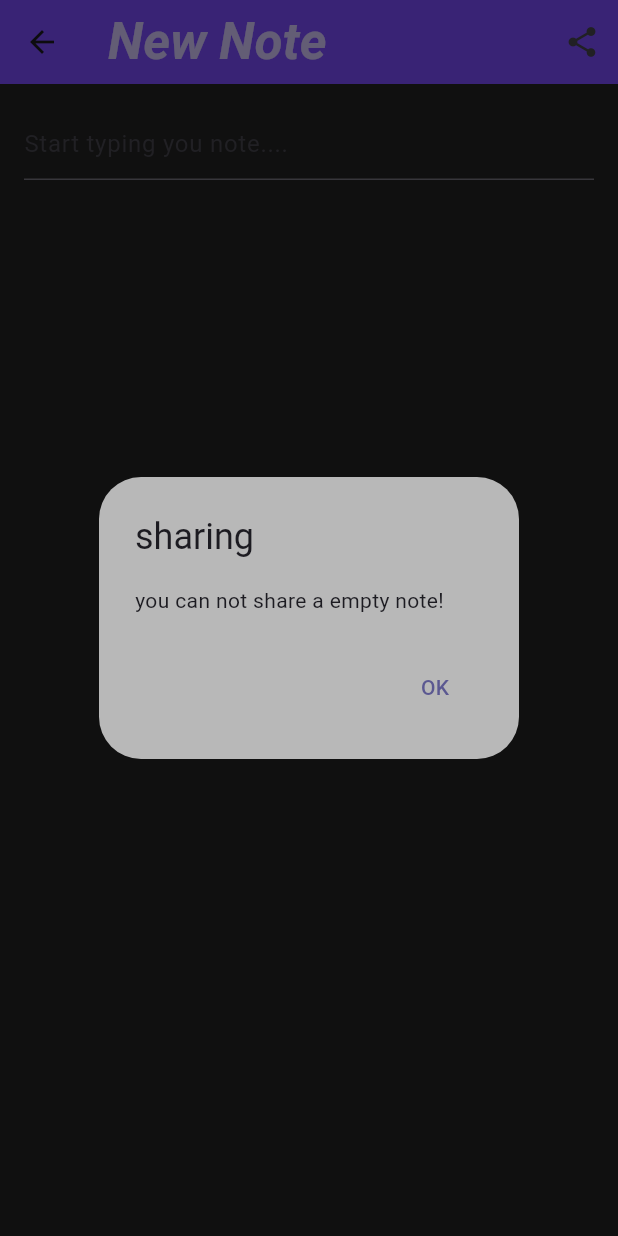
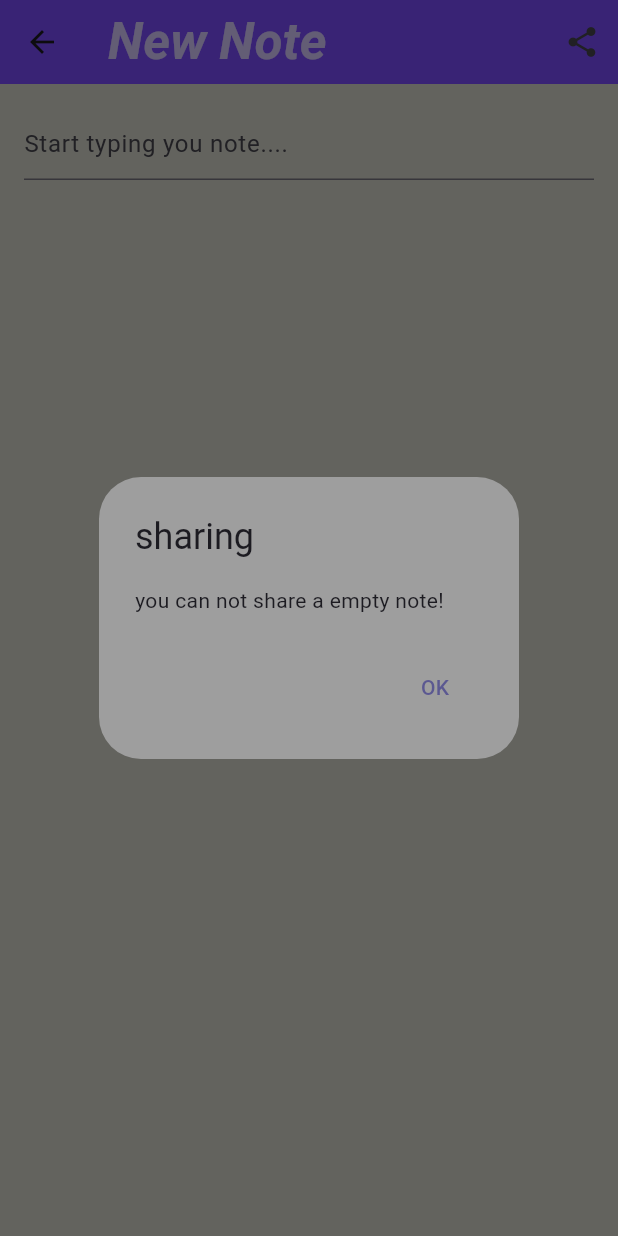
Before and after one commit to crisis-arg/mynotes, a Flutter app: the CreateUpdateNoteView screen opened by its route, after a tap on the "share" icon, on a phone screen of 412 x 824 dp. Run offline on Flutter 3.47's test engine with Material 3 defaults, Android fonts, the phone set to English and light mode, and no system bars; our stand-ins replace cloud_firestore, equatable, firebase_auth, firebase_core, flutter_bloc, share_plus; accounts and stored records are empty; network calls fail.

Commit message:
color change from views

```diff
--- a/lib/utilities/dialog/generic_dialog.dart
+++ b/lib/utilities/dialog/generic_dialog.dart
@@ -13,7 +13,7 @@ Future<T?> showgenericDialog<T>({
     context: context,
     builder: (context) {
       return AlertDialog(
-        backgroundColor: Colors.white70,
+        backgroundColor: Colors.grey,
         title: Text(title),
         content: Text(content),
         actions: options.keys.map(
--- a/lib/views/forgot_password_view.dart
+++ b/lib/views/forgot_password_view.dart
@@ -43,7 +43,7 @@ class _ForgotPasswordViewState extends State<ForgotPasswordView> {
         }
       },
       child: Scaffold(
-        backgroundColor: Colors.black87,
+        backgroundColor: const Color(0x33333300),
         appBar: AppBar(
           backgroundColor: Colors.deepPurpleAccent,
           title: const Text(
--- a/lib/views/login_views.dart
+++ b/lib/views/login_views.dart
@@ -57,7 +57,7 @@ class _LoginViewState extends State<LoginView> {
         }
       },
       child: Scaffold(
-        backgroundColor: Colors.black87,
+        backgroundColor: const Color(0x33333300),
         appBar: AppBar(
           title: const Text(
               style: TextStyle(
--- a/lib/views/notes/create_update_note_view.dart
+++ b/lib/views/notes/create_update_note_view.dart
@@ -90,7 +90,7 @@ class _CreateUpdateNoteViewState extends State<CreateUpdateNoteView> {
   @override
   Widget build(BuildContext context) {
     return Scaffold(
-      backgroundColor: Colors.black87,
+      backgroundColor: const Color(0x33333300),
       appBar: AppBar(
         backgroundColor: Colors.deepPurpleAccent,
         title: const Text(
--- a/lib/views/notes/notes_view.dart
+++ b/lib/views/notes/notes_view.dart
@@ -30,7 +30,7 @@ class _NotesViewState extends State<NotesView> {
   @override
   Widget build(BuildContext context) {
     return Scaffold(
-      backgroundColor: Colors.black87,
+      backgroundColor: const Color(0x33333300),
       appBar: AppBar(
         title: const Text(
             style: TextStyle(
--- a/lib/views/register_view.dart
+++ b/lib/views/register_view.dart
@@ -59,7 +59,7 @@ class _RegisterViewState extends State<RegisterView> {
         }
       },
       child: Scaffold(
-        backgroundColor: Colors.black87,
+        backgroundColor: const Color(0x33333300),
         appBar: AppBar(
           backgroundColor: Colors.deepPurpleAccent,
           title: const Text(
--- a/lib/views/verifyemail_views.dart
+++ b/lib/views/verifyemail_views.dart
@@ -14,7 +14,7 @@ class _VerifyEmailViewState extends State<VerifyEmailView> {
   @override
   Widget build(BuildContext context) {
     return Scaffold(
-      backgroundColor: Colors.black87,
+      backgroundColor: const Color(0x33333300),
       appBar: AppBar(
         title: const Text(
             style: TextStyle(
```
